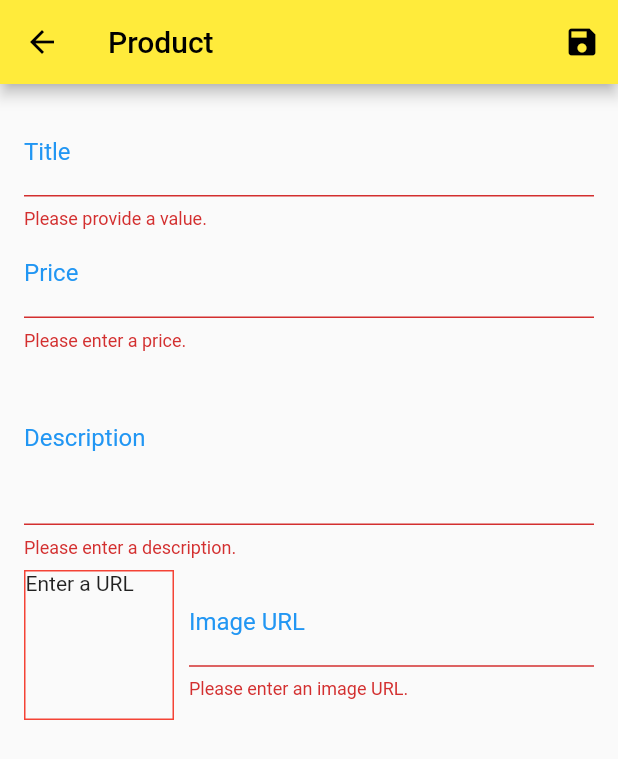
After one commit to tangminhtin/shop_app, a Flutter app: the EditProductScreen screen opened by its route, after a tap on the "save" icon, on a phone screen of 412 x 824 dp. The commit adds this screen. Shown: the top 759 px of the screen. Run offline on Flutter 3.47's test engine with Material 2 defaults, Android fonts, the phone set to English and light mode, and no system bars; network calls fail.

Commit message:
user input and forms

```diff
--- a/lib/main.dart
+++ b/lib/main.dart
@@ -4,9 +4,11 @@ import 'package:shop_app/providers/cart.dart';
 import 'package:shop_app/providers/orders.dart';
 import 'package:shop_app/providers/products.dart';
 import 'package:shop_app/screens/cart_screen.dart';
+import 'package:shop_app/screens/edit_product_screen.dart';
 import 'package:shop_app/screens/orders_screen.dart';
 import 'package:shop_app/screens/product_detail_screen.dart';
 import 'package:shop_app/screens/products_overview_screen.dart';
+import 'package:shop_app/screens/user_products_screen.dart';
 
 void main() {
   runApp(const MyApp());
@@ -40,6 +42,8 @@ class MyApp extends StatelessWidget {
               const ProductDetailScreen(),
           CartScreen.routeName: (context) => const CartScreen(),
           OrdersScreen.routeName: (context) => const OrdersScreen(),
+          UserProductsScreen.routeName: (context) => const UserProductsScreen(),
+          EditProductScreen.routeName: (context) => const EditProductScreen(),
         },
       ),
     );
--- a/lib/providers/product.dart
+++ b/lib/providers/product.dart
@@ -1,7 +1,7 @@
 import 'package:flutter/material.dart';
 
 class Product with ChangeNotifier {
-  final String id;
+  final String? id;
   final String title;
   final String description;
   final double price;
--- a/lib/providers/products.dart
+++ b/lib/providers/products.dart
@@ -49,7 +49,30 @@ class Products with ChangeNotifier {
     return _products.firstWhere((product) => product.id == id);
   }
 
-  void addProduct() {
+  void addProduct(Product product) {
+    final Product newProduct = Product(
+      id: DateTime.now().toString(),
+      title: product.title,
+      description: product.description,
+      price: product.price,
+      imageUrl: product.imageUrl,
+    );
+    _products.add(newProduct);
+    notifyListeners();
+  }
+
+  void deleteProduct(String id) {
+    _products.removeWhere((product) => product.id == id);
+    notifyListeners();
+  }
+
+  void updateProduct(String id, Product newProduct) {
+    final productIndex = _products.indexWhere((product) => product.id == id);
+    if (productIndex >= 0) {
+      _products[productIndex] = newProduct;
+    } else {
+      print('Update product failed!');
+    }
     notifyListeners();
   }
 }
--- /dev/null
+++ b/lib/screens/edit_product_screen.dart
@@ -0,0 +1,301 @@
+import 'package:flutter/material.dart';
+import 'package:provider/provider.dart';
+import 'package:shop_app/providers/product.dart';
+import 'package:shop_app/providers/products.dart';
+
+class EditProductScreen extends StatefulWidget {
+  static const routeName = '/edit_product_screen';
+
+  const EditProductScreen({super.key});
+
+  @override
+  State<EditProductScreen> createState() => _EditProductScreenState();
+}
+
+class _EditProductScreenState extends State<EditProductScreen> {
+  final GlobalKey<FormState> _form = GlobalKey<FormState>();
+
+  final FocusNode _priceFocusNode = FocusNode();
+  final FocusNode _descriptionFocusNode = FocusNode();
+  final FocusNode _imageUrlFocusNode = FocusNode();
+  final TextEditingController _imageUrlController = TextEditingController();
+  Product _editedProduct = Product(
+    id: null,
+    title: '',
+    description: '',
+    price: 0,
+    imageUrl: '',
+  );
+
+  Map<String, String> _initValues = {
+    'title': '',
+    'description': '',
+    'price': '',
+    'imageUrl': '',
+  };
+  bool _isInit = true;
+
+  @override
+  void initState() {
+    _imageUrlFocusNode.addListener(_updateImageUrl);
+    super.initState();
+  }
+
+  @override
+  void didChangeDependencies() {
+    if (_isInit) {
+      final productId = ModalRoute.of(context)?.settings.arguments;
+      if (productId != null) {
+        _editedProduct = Provider.of<Products>(context, listen: false)
+            .findById(productId.toString());
+        _initValues = {
+          'title': _editedProduct.title,
+          'description': _editedProduct.description,
+          'price': _editedProduct.price.toString(),
+          'imageUrl': '',
+        };
+        _imageUrlController.text = _editedProduct.imageUrl;
+      }
+    }
+    _isInit = false;
+    super.didChangeDependencies();
+  }
+
+  void _updateImageUrl() {
+    if (!_imageUrlFocusNode.hasFocus) {
+      if ((!_imageUrlController.text.startsWith('http') &&
+              !_imageUrlController.text.startsWith('https')) ||
+          (!_imageUrlController.text.endsWith('.png') &&
+              !_imageUrlController.text.endsWith('.jpg') &&
+              !_imageUrlController.text.endsWith('.jpeg'))) {
+        return;
+      }
+      setState(() {});
+    }
+  }
+
+  void _saveForm() {
+    final isValid = _form.currentState!.validate();
+    if (!isValid) {
+      return;
+    }
+    _form.currentState?.save();
+    if (_editedProduct.id != null) {
+      Provider.of<Products>(context, listen: false)
+          .updateProduct(_editedProduct.id!, _editedProduct);
+    } else {
+      Provider.of<Products>(context, listen: false).addProduct(_editedProduct);
+    }
+    Navigator.of(context).pop();
+  }
+
+  @override
+  void dispose() {
+    _imageUrlFocusNode.removeListener(_updateImageUrl);
+    _priceFocusNode.dispose();
+    _descriptionFocusNode.dispose();
+    _imageUrlFocusNode.dispose();
+    _imageUrlController.dispose();
+    super.dispose();
+  }
+
+  @override
+  Widget build(BuildContext context) {
+    return Scaffold(
+      appBar: AppBar(
+        title: const Text('Product'),
+        actions: [
+          IconButton(
+            onPressed: () => _saveForm(),
+            icon: const Icon(Icons.save),
+          ),
+        ],
+      ),
+      body: Padding(
+        padding: const EdgeInsets.all(16),
+        child: Form(
+          key: _form,
+          child: ListView(
+            children: [
+              TextFormField(
+                initialValue: _initValues['title'],
+                decoration: const InputDecoration(
+                  labelText: 'Title',
+                  labelStyle: TextStyle(
+                    color: Colors.blue,
+                  ),
+                ),
+                cursorColor: Colors.blue,
+                textInputAction: TextInputAction.next,
+                keyboardType: TextInputType.text,
+                onFieldSubmitted: (value) {
+                  FocusScope.of(context).requestFocus(_priceFocusNode);
+                },
+                onSaved: (value) {
+                  _editedProduct = Product(
+                    id: _editedProduct.id,
+                    title: value!,
+                    description: _editedProduct.description,
+                    price: _editedProduct.price,
+                    imageUrl: _editedProduct.imageUrl,
+                    isFavorite: _editedProduct.isFavorite,
+                  );
+                },
+                validator: (value) {
+                  if (value!.isEmpty) {
+                    return 'Please provide a value.';
+                  }
+                  return null;
+                },
+              ),
+              TextFormField(
+                initialValue: _initValues['price'],
+                decoration: const InputDecoration(
+                  labelText: 'Price',
+                  labelStyle: TextStyle(
+                    color: Colors.blue,
+                  ),
+                ),
+                cursorColor: Colors.blue,
+                textInputAction: TextInputAction.next,
+                focusNode: _priceFocusNode,
+                keyboardType: const TextInputType.numberWithOptions(
+                  decimal: true,
+                ),
+                onFieldSubmitted: (value) {
+                  FocusScope.of(context).requestFocus(_descriptionFocusNode);
+                },
+                onSaved: (value) {
+                  _editedProduct = Product(
+                    id: _editedProduct.id,
+                    title: _editedProduct.title,
+                    description: _editedProduct.description,
+                    price: double.parse(value!),
+                    imageUrl: _editedProduct.imageUrl,
+                    isFavorite: _editedProduct.isFavorite,
+                  );
+                },
+                validator: (value) {
+                  if (value!.isEmpty) {
+                    return 'Please enter a price.';
+                  }
+                  if (double.tryParse(value) == null) {
+                    return 'Please enter a valid number.';
+                  }
+                  if (double.parse(value) <= 0) {
+                    return 'Please enter a number greater than zero.';
+                  }
+                  return null;
+                },
+              ),
+              TextFormField(
+                initialValue: _initValues['description'],
+                decoration: const InputDecoration(
+                  labelText: 'Description',
+                  labelStyle: TextStyle(
+                    color: Colors.blue,
+                  ),
+                ),
+                cursorColor: Colors.blue,
+                maxLines: 4,
+                focusNode: _descriptionFocusNode,
+                keyboardType: TextInputType.multiline,
+                onFieldSubmitted: (value) {
+                  FocusScope.of(context).requestFocus(_imageUrlFocusNode);
+                },
+                onSaved: (value) {
+                  _editedProduct = Product(
+                    id: _editedProduct.id,
+                    title: _editedProduct.title,
+                    description: value!,
+                    price: _editedProduct.price,
+                    imageUrl: _editedProduct.imageUrl,
+                    isFavorite: _editedProduct.isFavorite,
+                  );
+                },
+                validator: (value) {
+                  if (value!.isEmpty) {
+                    return 'Please enter a description.';
+                  }
+                  if (value.length < 10) {
+                    return 'Should be at least 10 characters long.';
+                  }
+                  return null;
+                },
+              ),
+              Row(
+                children: [
+                  Container(
+                    width: 100,
+                    height: 100,
+                    margin: const EdgeInsets.only(
+                      top: 8,
+                      right: 10,
+                    ),
+                    decoration: BoxDecoration(
+                      border: Border.all(
+                        width: 1,
+                        color: Colors.red,
+                      ),
+                    ),
+                    child: _imageUrlController.text.isEmpty
+                        ? const Text('Enter a URL')
+                        : FittedBox(
+                            child: Image.network(
+                              _imageUrlController.text,
+                              fit: BoxFit.cover,
+                            ),
+                          ),
+                  ),
+                  Expanded(
+                    child: TextFormField(
+                      decoration: const InputDecoration(
+                        labelText: 'Image URL',
+                        labelStyle: TextStyle(
+                          color: Colors.blue,
+                        ),
+                      ),
+                      cursorColor: Colors.blue,
+                      focusNode: _imageUrlFocusNode,
+                      controller: _imageUrlController,
+                      textInputAction: TextInputAction.done,
+                      keyboardType: TextInputType.url,
+                      onSaved: (value) {
+                        _editedProduct = Product(
+                          id: _editedProduct.id,
+                          title: _editedProduct.title,
+                          description: _editedProduct.description,
+                          price: _editedProduct.price,
+                          imageUrl: _imageUrlController.text,
+                          isFavorite: _editedProduct.isFavorite,
+                        );
+                      },
+                      validator: (value) {
+                        if (value!.isEmpty) {
+                          return 'Please enter an image URL.';
+                        }
+                        if (!value.startsWith('http') &&
+                            !value.startsWith('https')) {
+                          return 'Please enter a valid URL.';
+                        }
+                        if (!value.endsWith('.png') &&
+                            !value.endsWith('.jpg') &&
+                            !value.endsWith('.jpeg')) {
+                          return 'Please enter a valid image URL.';
+                        }
+                        return null;
+                      },
+                      onFieldSubmitted: (value) {
+                        _saveForm();
+                      },
+                    ),
+                  )
+                ],
+              ),
+            ],
+          ),
+        ),
+      ),
+    );
+  }
+}
--- a/lib/widgets/products_grid.dart
+++ b/lib/widgets/products_grid.dart
@@ -31,7 +31,9 @@ class ProductsGrid extends StatelessWidget {
       itemBuilder: (context, index) {
         return ChangeNotifierProvider.value(
           value: products[index],
-          child: const ProductItem(),
+          child: ProductItem(
+            key: ValueKey(products[index].id),
+          ),
         );
       },
     );
```
Also changed, not shown: lib/providers/cart.dart (+20 -0 lines), lib/screens/user_products_screen.dart (added, +44 -0 lines), lib/widgets/app_drawer.dart (+16 -3 lines), lib/widgets/cart_item.dart (+33 -0 lines), lib/widgets/product_item.dart (+20 -2 lines), lib/widgets/user_product_item.dart (added, +52 -0 lines).
